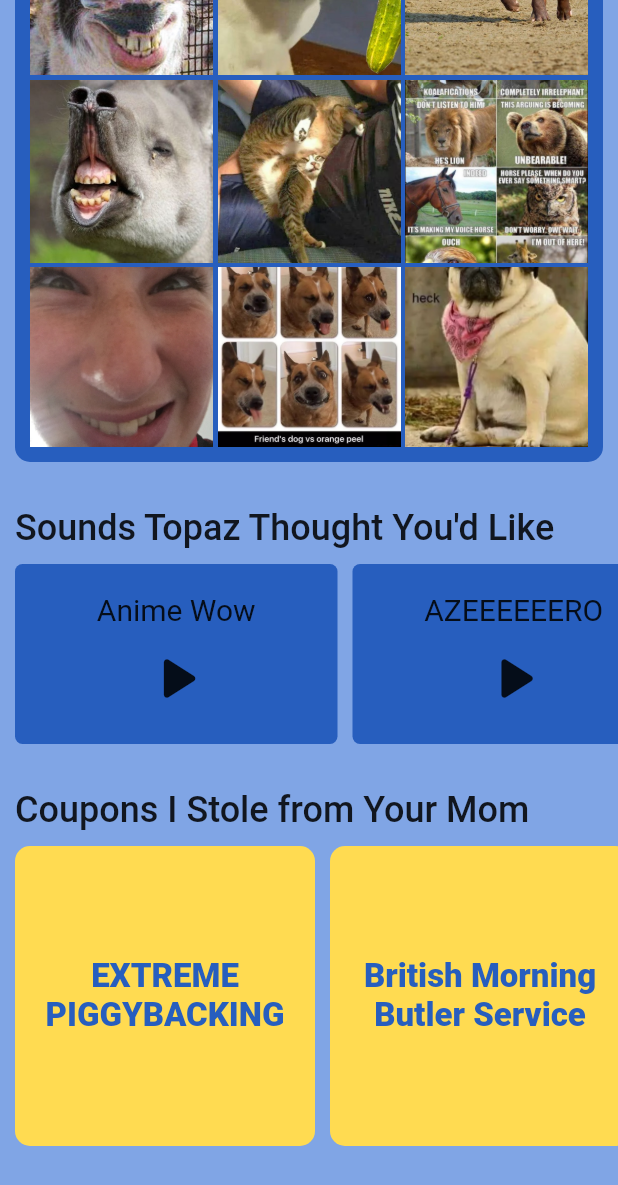
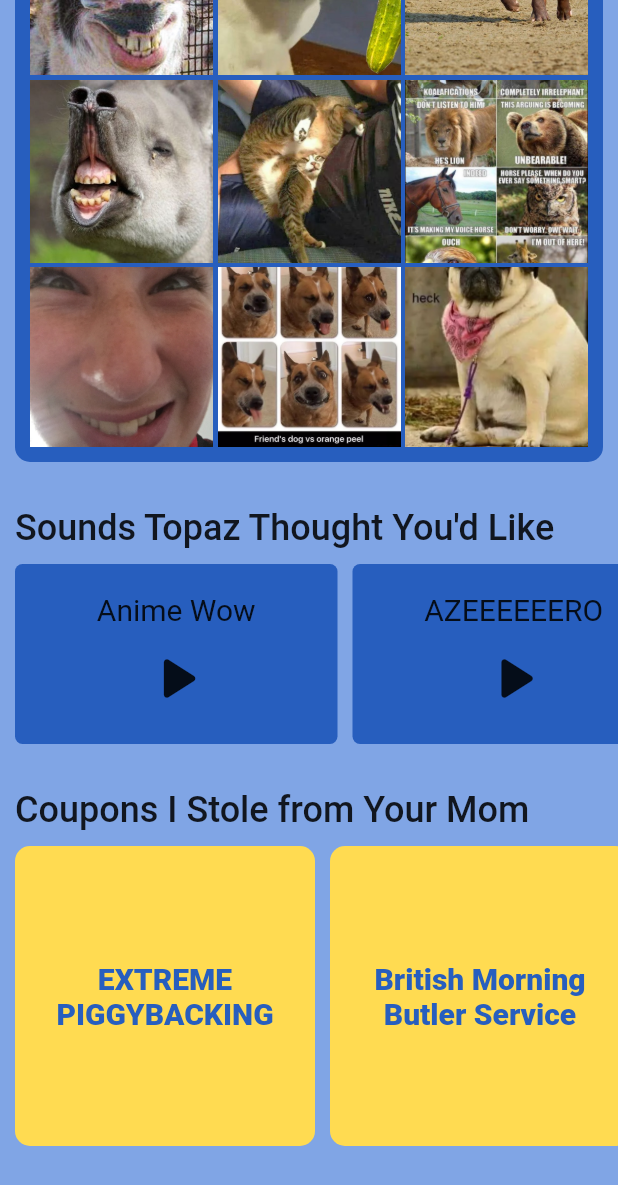
Before and after one commit to benweschler/JoshBirthday, a Flutter app: the screen it shows after launch, scrolled down 195 dp, on a phone screen of 412 x 824 dp. Shown: the top 1185 px of the screen. Run offline on Flutter 3.47's test engine with Material 2 defaults, Android fonts, the phone set to English and light mode, and no system bars; our stand-ins replace audioplayers, image_gallery_saver, permission_handler, shared_preferences.

```diff
--- a/lib/home/coupon_row/coupon.dart
+++ b/lib/home/coupon_row/coupon.dart
@@ -1,3 +1,5 @@
+//TODO: add coupon description with tooltip
+
 class Coupon {
   final String description;
   final String sender;
--- a/lib/home/coupon_row/coupon_card.dart
+++ b/lib/home/coupon_row/coupon_card.dart
@@ -48,7 +48,7 @@ class _CouponCardState extends State<CouponCard> {
           child: Text(
             widget.coupon.description,
             style: TextStyle(
-              fontSize: 22,
+              fontSize: 20,
               color: isRedeemed
                   ? Colors.grey.shade800
                   : Theme.of(context).cardColor,
--- a/lib/home/coupon_row/coupon_row.dart
+++ b/lib/home/coupon_row/coupon_row.dart
@@ -10,20 +10,16 @@ class CouponRow extends StatefulWidget {
     Coupon('British Morning Butler Service', 'Zach and Ben'),
     Coupon('Deep Tissue Joint-Jostling', 'Ben'),
     Coupon('Sir Buffness Bootcamp', 'Zach'),
-    Coupon('A Bowl of Soup, a Slab of Fish, and Thou', 'Mom'),
+    Coupon('A Bowl of Soup, a Slab O\' Fish, and Thou', 'Mom'),
     Coupon('Make Your Fingertips Sparkle', 'Mom'),
     Coupon('The Best Kind of Brain Freeze', 'Mom and Dad'),
     Coupon('Break a Date with the Dishwasher', 'Mom and Dad'),
     Coupon('Premium Back Scritchies', 'Mom and Dad'),
-    Coupon('Sir Buffness Bootcamp', 'Zach'),
-    Coupon('A Mani-Pedi (minus the pedi)', 'Mom'),
     Coupon('Amateur Mani Night', 'Mom'),
     Coupon('A Personal Housecleaner', 'Mom and Dad'),
-    Coupon('Absolutely Trash Me in Rocket League', 'Ben'),
-    Coupon('Call Me "Person Who Has No Friends" for a Day and I\'ll Respond', 'Ben'),
-    Coupon('A Gourmet Morsel Platter', 'Mom'),
-    Coupon('A Haiku for You\nIs what this Haicoupon\'ll Do', 'Zach and Ben, to You'),
-    Coupon('I\'ll Respond "Person Who Has No Friends" for a Day', 'Ben'),
+    Coupon('Trash Me in a Game of Your Choice', 'Ben'),
+    Coupon('A Morsel Pu Pu Platter', 'Mom'),
+    Coupon('I\'ll Respond to "Person Who Has No Friends" for a Day', 'Ben'),
     Coupon('A Pu Pu Morsel Platter', 'Mom'),
     Coupon('A Haiku for You\nIs What This Haicoupon\'ll Do', 'Zach and Ben, to You'),
     Coupon('A Singular Meow', 'Zen Master Topaz'),
--- a/lib/home/picture_grid/picture_view.dart
+++ b/lib/home/picture_grid/picture_view.dart
@@ -5,6 +5,8 @@ import 'package:flutter/services.dart';
 import 'package:permission_handler/permission_handler.dart';
 import 'package:path_provider/path_provider.dart';
 import 'package:image_gallery_saver/image_gallery_saver.dart';
+
+//TODO: add double tap to fully zoom and double tap, hole, and swipe to pan zooming
 
 class PictureView extends StatelessWidget {
   final String path;
```
Also changed, not shown: 34 other files.
